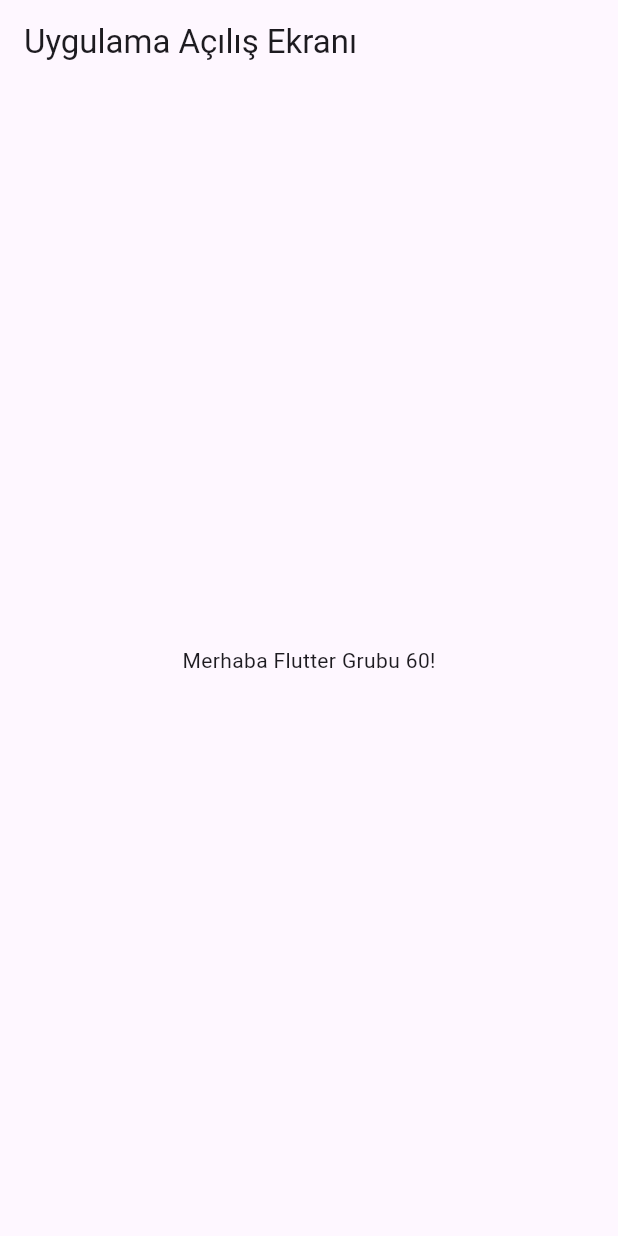
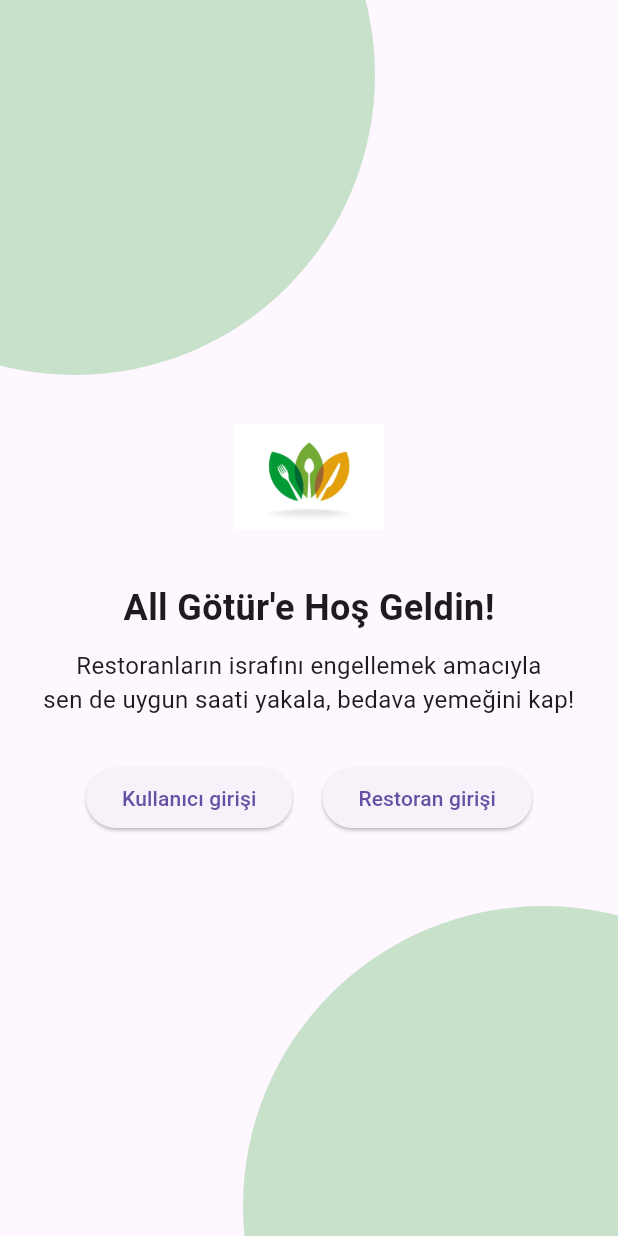
Before and after one commit to fatihTalhaYavuz/bootcampGoogle60, a Flutter app: the screen it shows after launch, on a phone screen of 412 x 824 dp. Run offline on Flutter 3.47's test engine with Material 3 defaults, Android fonts, the phone set to English and light mode, and no system bars.

Commit message:
Update Open Screen

```diff
--- /dev/null
+++ b/lib/app_open_screen.dart
@@ -0,0 +1,99 @@
+import 'package:flutter/material.dart';
+
+class app_open_screen extends StatefulWidget {
+  const app_open_screen({super.key});
+
+  @override
+  State<app_open_screen> createState() => _app_open_screenState();
+}
+
+class _app_open_screenState extends State<app_open_screen> {
+  @override
+  Widget build(BuildContext context) {
+    return Scaffold(
+      body: Stack(
+        children: [
+          // Üst yeşil daire
+          Positioned(
+            top: -150,
+            left: -150,
+            child: Container(
+              width: 400,
+              height: 400,
+              decoration: BoxDecoration(
+                color: Colors.green.withOpacity(0.3),
+                shape: BoxShape.circle,
+              ),
+            ),
+          ),
+          // Alt yeşil daire
+          Positioned(
+            bottom: -180,
+            right: -150,
+            child: Container(
+              width: 400,
+              height: 400,
+              decoration: BoxDecoration(
+                color: Colors.green.withOpacity(0.3),
+                shape: BoxShape.circle,
+              ),
+            ),
+          ),
+          // İçerik
+          Center(
+            child: Column(
+              mainAxisAlignment: MainAxisAlignment.center,
+              children: [
+                // Logo
+                Image.asset(
+                  'assets/logo.png', // Logo dosyasının yolu
+                  height: 100.0,
+                  width: 100.0,
+                ),
+                SizedBox(height: 20.0),
+                // Hoş geldin mesajı
+                Text(
+                  'All Götür\'e Hoş Geldin!',
+                  style: TextStyle(
+                    fontSize: 24.0,
+                    fontWeight: FontWeight.bold,
+                  ),
+                ),
+                SizedBox(height: 10.0),
+                Text(
+                  'Restoranların israfını engellemek amacıyla\nsen de uygun saati yakala, bedava yemeğini kap!',
+                  textAlign: TextAlign.center,
+                  style: TextStyle(
+                    fontSize: 16.0,
+                  ),
+                ),
+                SizedBox(height: 30.0),
+                // Butonlar
+                Row(
+                  mainAxisAlignment: MainAxisAlignment.center,
+                  children: [
+                    // Kullanıcı girişi butonu
+                    ElevatedButton(
+                      onPressed: () {
+                        // Kullanıcı girişi işlemi
+                      },
+                      child: Text('Kullanıcı girişi'),
+                    ),
+                    SizedBox(width: 20.0),
+                    // Restoran girişi butonu
+                    ElevatedButton(
+                      onPressed: () {
+                        // Restoran girişi işlemi
+                      },
+                      child: Text('Restoran girişi'),
+                    ),
+                  ],
+                ),
+              ],
+            ),
+          ),
+        ],
+      ),
+    );
+  }
+}
--- a/lib/main.dart
+++ b/lib/main.dart
@@ -1,5 +1,5 @@
 import 'package:flutter/material.dart';
-import 'package:google_bootcamp_60/pages/app_open_screen.dart';
+import 'package:google_bootcamp_60/app_open_screen.dart';
 
 void main() {
   runApp(const MyApp());
--- a/lib/pages/app_open_screen.dart
+++ /dev/null
@@ -1,22 +0,0 @@
-import 'package:flutter/material.dart';
-
-class app_open_screen extends StatefulWidget {
-  const app_open_screen({super.key});
-
-  @override
-  State<app_open_screen> createState() => _app_open_screenState();
-}
-
-class _app_open_screenState extends State<app_open_screen> {
-  @override
-  Widget build(BuildContext context) {
-    return Scaffold(
-      appBar: AppBar(
-        title: const Text('Uygulama Açılış Ekranı'),
-      ),
-      body: const Center(
-        child: Text('Merhaba Flutter Grubu 60!'),
-      ),
-    );
-  }
-}
--- /dev/null
+++ b/lib/pages/loginscreen/user_login_screen.dart
@@ -0,0 +1,26 @@
+import 'package:flutter/material.dart';
+
+class UserLoginScreen extends StatelessWidget {
+  const UserLoginScreen({super.key});
+
+  @override
+  Widget build(BuildContext context) {
+    return Scaffold(
+      appBar: AppBar(
+        title: const Text('Kullanıcı Girişi'),
+      ),
+      body: Center(
+        child: Column(
+          mainAxisAlignment: MainAxisAlignment.center,
+          children: const [
+            Text(
+              'Kullanıcı Girişi Ekranı',
+              style: TextStyle(fontSize: 24.0),
+            ),
+            // Diğer kullanıcı girişi içerikleri burada olacak
+          ],
+        ),
+      ),
+    );
+  }
+}
--- a/pubspec.yaml
+++ b/pubspec.yaml
@@ -58,6 +58,9 @@ flutter:
   # the material Icons class.
   uses-material-design: true
 
+  assets:
+    - assets/logo.png
+
   # To add assets to your application, add an assets section, like this:
   # assets:
   #   - images/a_dot_burr.jpeg
```
Also changed, not shown: assets/logo.png (added).
